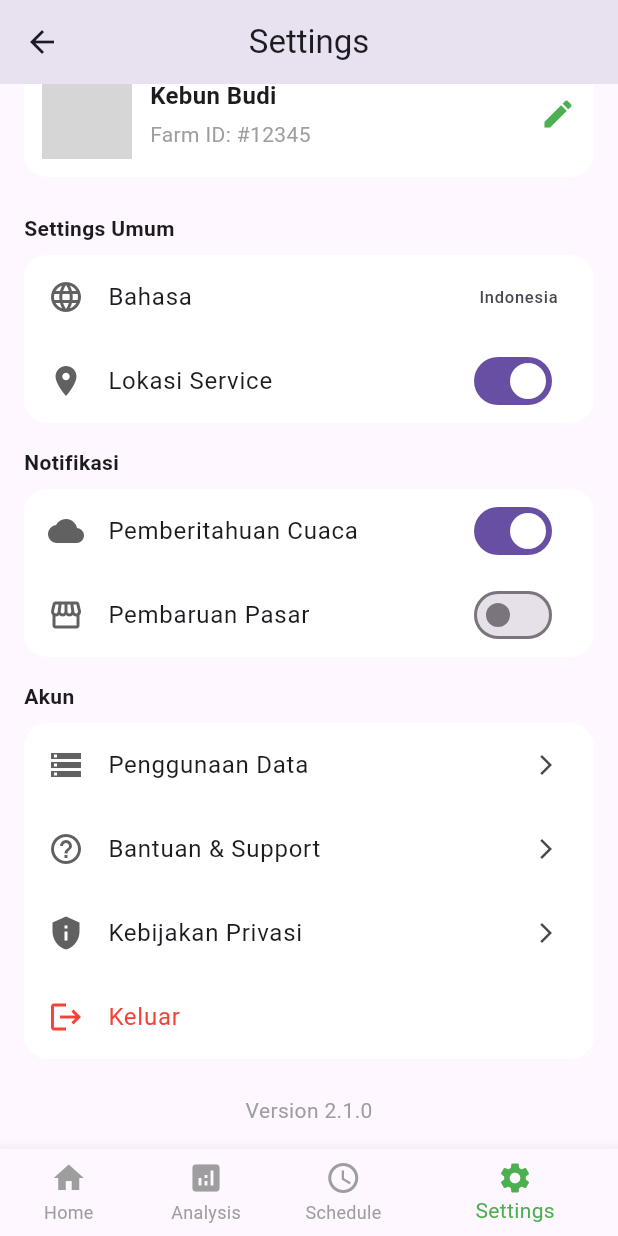
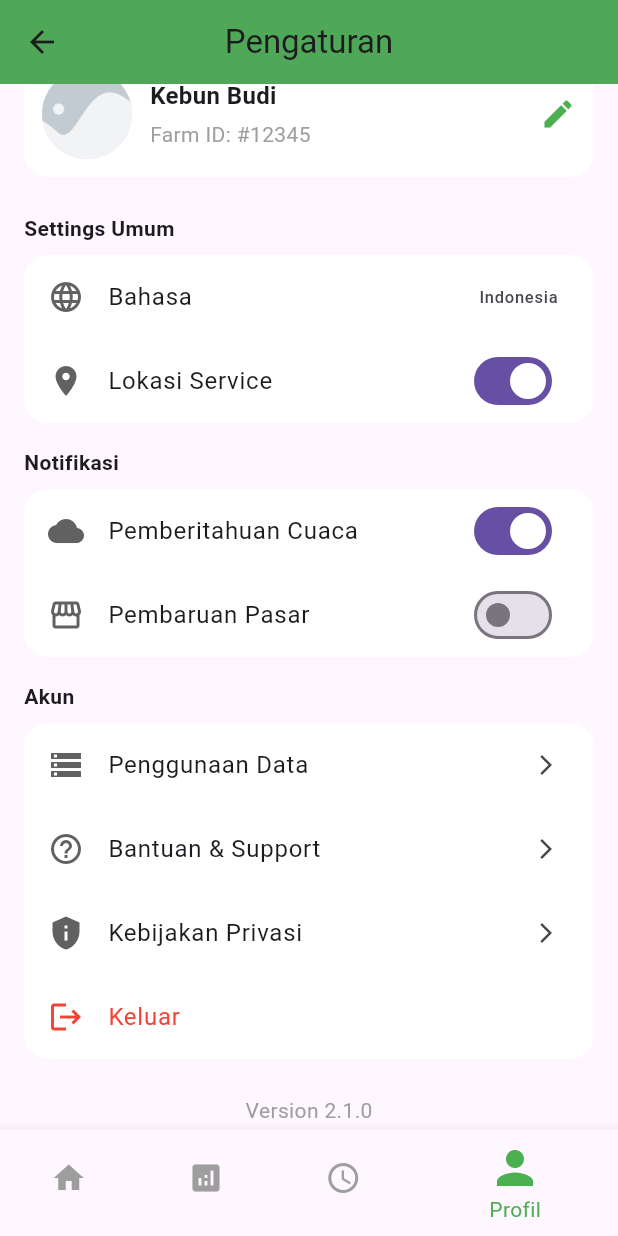
Before and after one commit to ipaddr/MPLJJ25-138-KEL-2, a Flutter app: the SettingPage screen opened directly, scrolled down 38 dp, on a phone screen of 412 x 824 dp. Run offline on Flutter 3.47's test engine with Material 3 defaults, Android fonts, the phone set to English and light mode, and no system bars; our stand-ins replace fl_chart, font_awesome_flutter, google_fonts, lucide_icons; grey boxes are pictures that could not be loaded.

Commit message:
perbaikan 16

```diff
--- a/tanicerdas/lib/setting_page.dart
+++ b/tanicerdas/lib/setting_page.dart
@@ -1,17 +1,62 @@
 import 'package:flutter/material.dart';
+import 'home_page.dart';
+import 'analysis_page.dart';
+import 'schedule_page.dart';
 
-class SettingPage extends StatelessWidget {
+class SettingPage extends StatefulWidget {
   const SettingPage({super.key});
+
+  @override
+  State<SettingPage> createState() => _SettingPageState();
+}
+
+class _SettingPageState extends State<SettingPage> {
+  int _selectedIndex = 3;
+
+  bool _lokasiService = true;
+  bool _cuacaNotif = true;
+  bool _pasarNotif = false;
+
+  void _onItemTapped(int index) {
+    if (index == _selectedIndex) return;
+
+    switch (index) {
+      case 0:
+        Navigator.pushReplacement(
+          context,
+          MaterialPageRoute(builder: (_) => const HomePage()),
+        );
+        break;
+      case 1:
+        Navigator.pushReplacement(
+          context,
+          MaterialPageRoute(builder: (_) => const AnalysisPage()),
+        );
+        break;
+      case 2:
+        Navigator.pushReplacement(
+          context,
+          MaterialPageRoute(builder: (_) => const SchedulePage()),
+        );
+        break;
+      case 3:
+        // sudah di halaman ini
+        break;
+    }
+  }
 
   @override
   Widget build(BuildContext context) {
     return Scaffold(
-      appBar: AppBar(title: const Text('Settings'), centerTitle: true),
+      appBar: AppBar(
+        title: const Text('Pengaturan'),
+        backgroundColor: Colors.green,
+        centerTitle: true,
+      ),
       body: SingleChildScrollView(
         padding: const EdgeInsets.all(16),
         child: Column(
           children: [
-            // Profile Section
             Container(
               padding: const EdgeInsets.all(12),
               decoration: BoxDecoration(
@@ -20,17 +65,17 @@ class SettingPage extends StatelessWidget {
               ),
               child: Row(
                 children: [
-                  CircleAvatar(
+                  const CircleAvatar(
                     radius: 30,
                     backgroundImage: AssetImage(
-                      'assets/profile.jpg',
-                    ), // Ganti sesuai kebutuhan
+                      'assets/profile_placeholder.png',
+                    ),
                   ),
                   const SizedBox(width: 12),
-                  Expanded(
+                  const Expanded(
                     child: Column(
                       crossAxisAlignment: CrossAxisAlignment.start,
-                      children: const [
+                      children: [
                         Text(
                           'Kebun Budi',
                           style: TextStyle(
@@ -46,13 +91,12 @@ class SettingPage extends StatelessWidget {
                       ],
                     ),
                   ),
-                  Icon(Icons.edit, color: Colors.green),
+                  const Icon(Icons.edit, color: Colors.green),
                 ],
               ),
             ),
             const SizedBox(height: 24),
 
-            // Settings Umum
             sectionCard(
               title: 'Settings Umum',
               children: [
@@ -61,24 +105,35 @@ class SettingPage extends StatelessWidget {
                   'Bahasa',
                   trailing: const Text('Indonesia'),
                 ),
-                switchTile(Icons.location_on, 'Lokasi Service', true),
+                switchTile(
+                  icon: Icons.location_on,
+                  title: 'Lokasi Service',
+                  value: _lokasiService,
+                  onChanged: (val) => setState(() => _lokasiService = val),
+                ),
               ],
             ),
-
             const SizedBox(height: 16),
 
-            // Notifikasi
             sectionCard(
               title: 'Notifikasi',
               children: [
-                switchTile(Icons.cloud, 'Pemberitahuan Cuaca', true),
-                switchTile(Icons.storefront, 'Pembaruan Pasar', false),
+                switchTile(
+                  icon: Icons.cloud,
+                  title: 'Pemberitahuan Cuaca',
+                  value: _cuacaNotif,
+                  onChanged: (val) => setState(() => _cuacaNotif = val),
+                ),
+                switchTile(
+                  icon: Icons.storefront,
+                  title: 'Pembaruan Pasar',
+                  value: _pasarNotif,
+                  onChanged: (val) => setState(() => _pasarNotif = val),
+                ),
               ],
             ),
-
             const SizedBox(height: 16),
 
-            // Akun
             sectionCard(
               title: 'Akun',
               children: [
@@ -95,31 +150,25 @@ class SettingPage extends StatelessWidget {
                 ),
               ],
             ),
-
             const SizedBox(height: 24),
             const Text('Version 2.1.0', style: TextStyle(color: Colors.grey)),
           ],
         ),
       ),
       bottomNavigationBar: BottomNavigationBar(
-        currentIndex: 3,
+        currentIndex: _selectedIndex,
+        onTap: _onItemTapped,
         selectedItemColor: Colors.green,
         unselectedItemColor: Colors.grey,
-        showUnselectedLabels: true,
+        selectedIconTheme: const IconThemeData(size: 36),
+        unselectedIconTheme: const IconThemeData(size: 24),
+        showUnselectedLabels: false,
+        showSelectedLabels: true,
         items: const [
-          BottomNavigationBarItem(icon: Icon(Icons.home), label: 'Home'),
-          BottomNavigationBarItem(
-            icon: Icon(Icons.analytics),
-            label: 'Analysis',
-          ),
-          BottomNavigationBarItem(
-            icon: Icon(Icons.schedule),
-            label: 'Schedule',
-          ),
-          BottomNavigationBarItem(
-            icon: Icon(Icons.settings),
-            label: 'Settings',
-          ),
+          BottomNavigationBarItem(icon: Icon(Icons.home), label: ''),
+          BottomNavigationBarItem(icon: Icon(Icons.analytics), label: ''),
+          BottomNavigationBarItem(icon: Icon(Icons.schedule), label: ''),
+          BottomNavigationBarItem(icon: Icon(Icons.person), label: 'Profil'),
         ],
       ),
     );
@@ -154,12 +203,17 @@ class SettingPage extends StatelessWidget {
     );
   }
 
-  Widget switchTile(IconData icon, String title, bool value) {
+  Widget switchTile({
+    required IconData icon,
+    required String title,
+    required bool value,
+    required Function(bool) onChanged,
+  }) {
     return SwitchListTile(
       secondary: Icon(icon, color: Colors.grey[700]),
       title: Text(title),
       value: value,
-      onChanged: (_) {},
+      onChanged: onChanged,
     );
   }
 }
```
Also changed, not shown: tanicerdas/lib/home_page.dart (+33 -4 lines).
